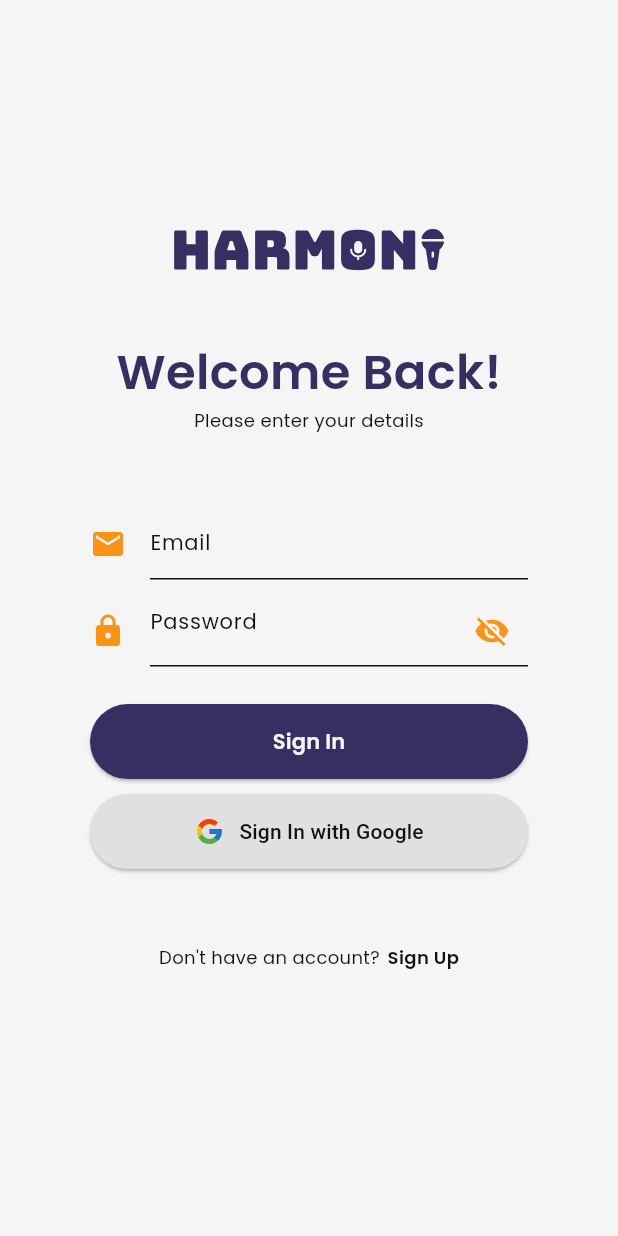
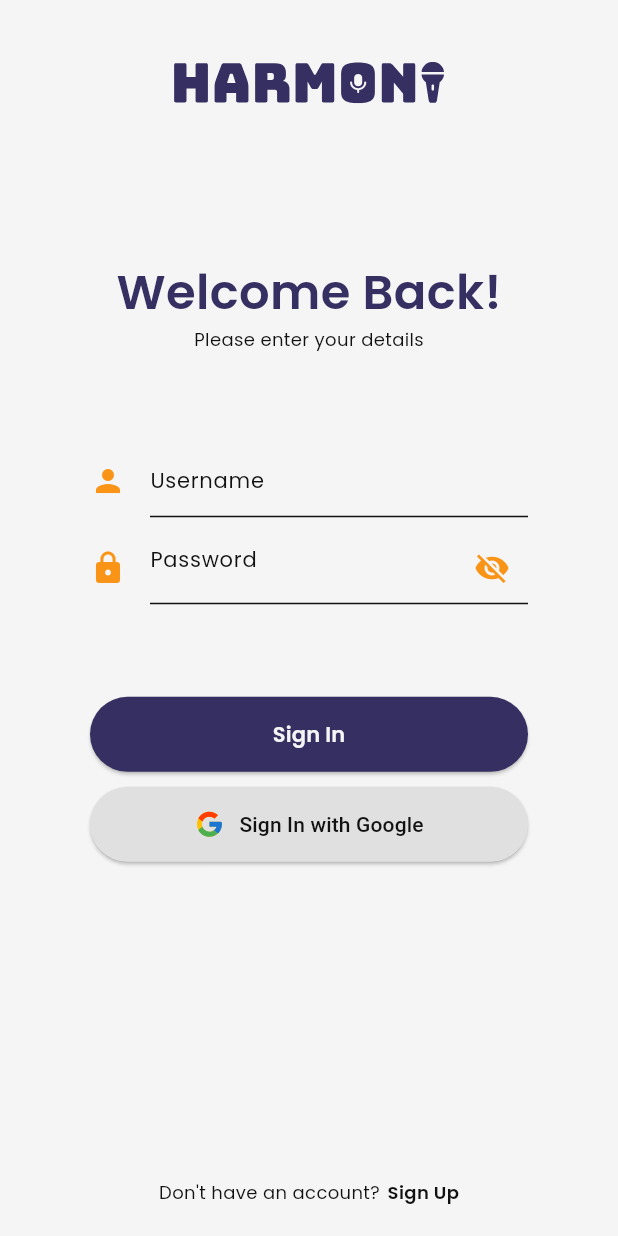
Before and after one commit to danishhhhhh/PAS-Mobile-2023, a Flutter app: the screen it shows after launch, on a phone screen of 412 x 824 dp. Run offline on Flutter 3.47's test engine with Material 2 defaults, Android fonts, the phone set to English and light mode, and no system bars; our stand-ins replace carousel_slider, flutter_svg, get, persistent_bottom_nav_bar, shimmer; project files that could hold a hidden picture were left out.

Commit message:
feat: [DN] changing email to username

```diff
--- a/lib/app/pages/login_page/login_page_view.dart
+++ b/lib/app/pages/login_page/login_page_view.dart
@@ -13,26 +13,26 @@ class LoginPageView extends GetView<LoginPageController> {
 
   @override
   Widget build(BuildContext context) {
-    final TextEditingController emailTextEditimgController = TextEditingController();
-    final TextEditingController passwordTextEditimgController = TextEditingController();
+    final TextEditingController emailTextEditimgController =
+        TextEditingController();
+    final TextEditingController passwordTextEditimgController =
+        TextEditingController();
+    double height = MediaQuery.of(context).size.height;
 
-    print(emailTextEditimgController.text);
     return Scaffold(
       backgroundColor: ColorsBase.whiteBase,
-      body: Center(
-        child: SingleChildScrollView(
+      body: SafeArea(
         child: Column(
-            mainAxisAlignment: MainAxisAlignment.spaceBetween,
           children: [
-              Padding(
-                padding: const EdgeInsets.all(25),
+            Container(
+              margin: EdgeInsets.symmetric(vertical: height * 0.05),
               child: SvgPicture.asset(
                 "assets/images/harmoni_logo.svg",
                 width: 180,
               ),
             ),
-              Padding(
-                padding: const EdgeInsets.only(top: 20, bottom: 50),
+            Container(
+              margin: EdgeInsets.symmetric(vertical: height * 0.075),
               child: Column(
                 children: [
                   Text(
@@ -57,11 +57,12 @@ class LoginPageView extends GetView<LoginPageController> {
               ),
             ),
             Column(
+              mainAxisAlignment: MainAxisAlignment.center,
               children: [
                 TextFieldLogIn(
                     textEditingController: emailTextEditimgController,
-                      hintText: "Email",
-                      icon: Icons.email,
+                    hintText: "Username",
+                    icon: Icons.person,
                     isPass: false),
                 SizedBox(height: 10),
                 TextFieldLogIn(
@@ -69,24 +70,38 @@ class LoginPageView extends GetView<LoginPageController> {
                     hintText: "Password",
                     icon: Icons.lock,
                     isPass: true),
-                  Obx(() => controller.successfulLogin.value ? Container() : Padding(
+                Obx(
+                  () => controller.successfulLogin.value
+                      ? Container()
+                      : Padding(
                           padding: const EdgeInsets.only(top: 10),
-                    child: Text(controller.message.value,
-                    style: TextStyle(color: ColorsBase.redBase, fontFamily: "Poppins", fontSize: 12),),
-                  ),),
-                  SizedBox(height: 25),
-                  LoginInButton(emailTextEditing: emailTextEditimgController,
-                    passwordTextEditing: passwordTextEditimgController,),
+                          child: Text(
+                            controller.message.value,
+                            style: TextStyle(
+                                color: ColorsBase.redBase,
+                                fontFamily: "Poppins",
+                                fontSize: 12),
+                          ),
+                        ),
+                ),
+                SizedBox(height: height * 0.075),
+                LoginInButton(
+                  emailTextEditing: emailTextEditimgController,
+                  passwordTextEditing: passwordTextEditimgController,
+                ),
                 SizedBox(height: 10),
                 GoogleSignInButton(),
               ],
             ),
-              Padding(
-                padding: const EdgeInsets.symmetric(vertical: 50),
-                child: DontHaveAccountComponent(),
+            Expanded(
+              child: Align(
+                alignment: Alignment.bottomCenter,
+                child: Container(
+                    margin: EdgeInsets.only(bottom: height * 0.025),
+                    child: DontHaveAccountComponent()),
+              ),
             )
           ],
-          ),
         ),
       ),
     );
```
Lines whose indentation alone changed are shown as unchanged.
